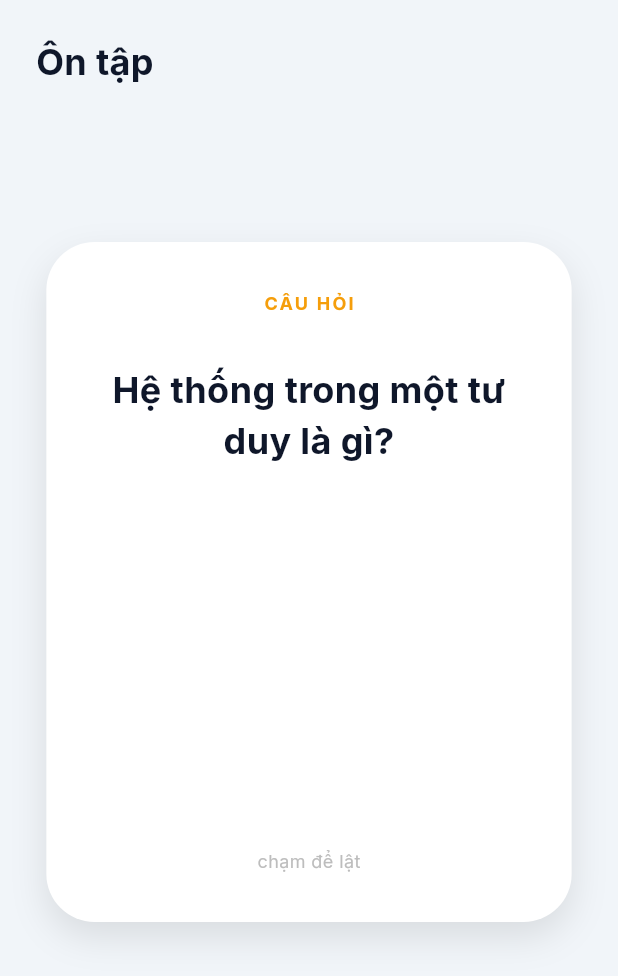
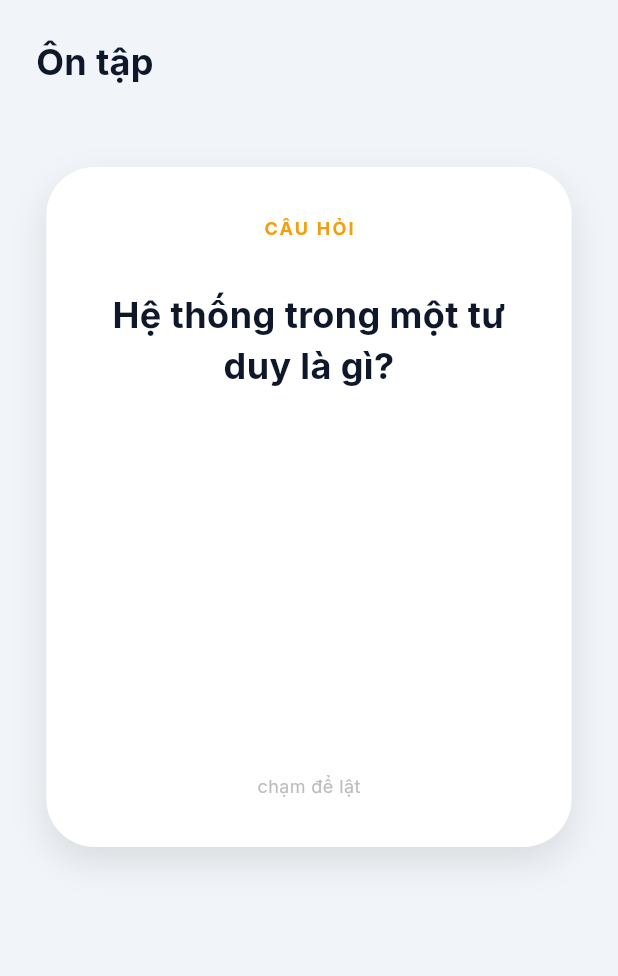
Before and after one commit to Dung151204/Du_An_Tram_Doc, a Flutter app: the ReviewScreen screen opened directly, on a phone screen of 412 x 824 dp. Shown: the top 976 px of the screen. Run offline on Flutter 3.47's test engine with Material 3 defaults, Android fonts, the phone set to English and light mode, and no system bars; our stand-ins replace google_fonts, lucide_icons.

Commit message:
Fix UI: Day nut danh gia len cao de tranh bi Menu che

```diff
--- a/lib/main_wrapper.dart
+++ b/lib/main_wrapper.dart
@@ -2,6 +2,7 @@ import 'package:flutter/material.dart';
 import 'package:lucide_icons/lucide_icons.dart';
 import 'core/constants/app_colors.dart';
 import 'screens/home/home_screen.dart';
+import 'screens/review/review_screen.dart';
 
 class MainWrapper extends StatefulWidget {
   const MainWrapper({super.key});
@@ -16,7 +17,7 @@ class _MainWrapperState extends State<MainWrapper> {
   // Danh sách các màn hình (Placeholder)
   final List<Widget> _screens = [
     const HomeScreen(),
-    const Scaffold(body: Center(child: Text("Màn hình Ôn tập"))),
+    const ReviewScreen(), // <--- Thay bằng dòng này nhé!
     const Scaffold(body: Center(child: Text("Màn hình Cộng đồng"))),
     const Scaffold(body: Center(child: Text("Màn hình Hồ sơ"))),
   ];
--- a/lib/screens/review/review_screen.dart
+++ b/lib/screens/review/review_screen.dart
@@ -91,7 +91,7 @@ class _ReviewScreenState extends State<ReviewScreen> {
               )
                   : null,
             ),
-            const SizedBox(height: 30), // Bottom padding
+            const SizedBox(height: 130), // Bottom padding
           ],
         ),
       ),
```
